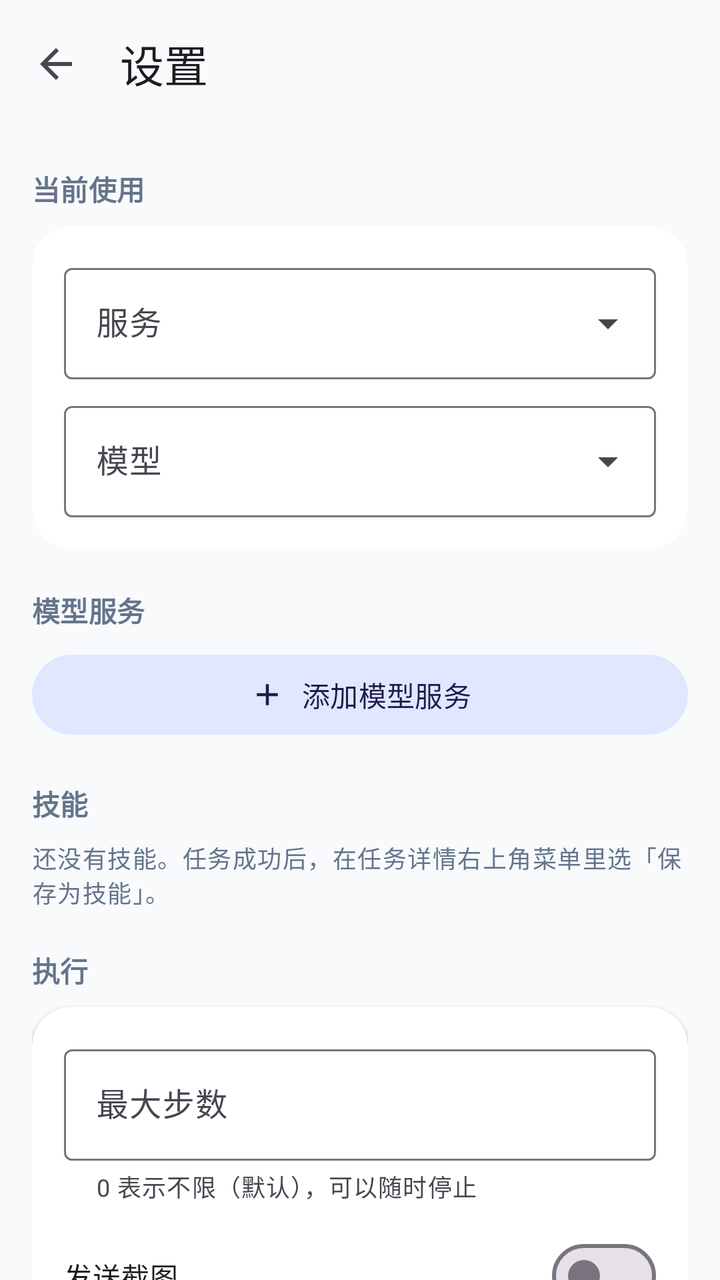
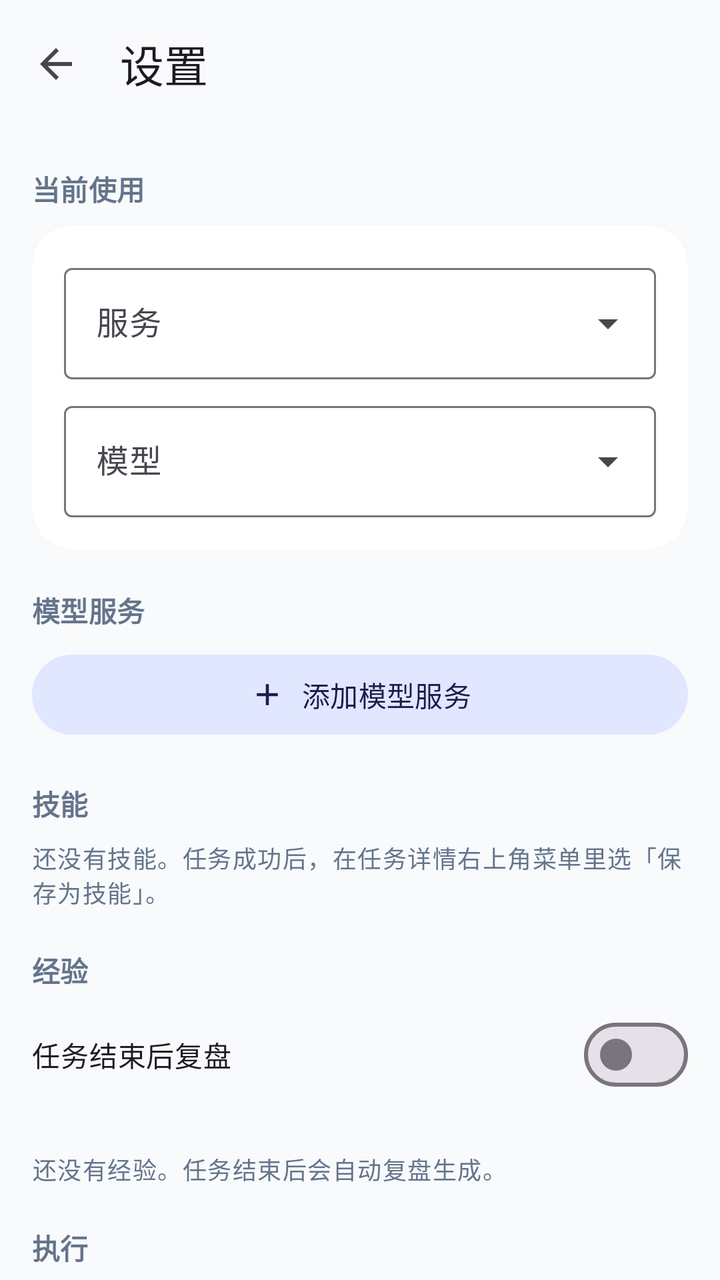

Two renders of the same Android screen: before a commit and after it. Below are the layout's source before the change and the commit's diff.
<!-- AndroidManifest.xml: application theme Theme.Artemis -->
<!-- res/layout/activity_settings.xml -->
<?xml version="1.0" encoding="utf-8"?>
<LinearLayout xmlns:android="http://schemas.android.com/apk/res/android"
    xmlns:app="http://schemas.android.com/apk/res-auto"
    android:layout_width="match_parent"
    android:layout_height="match_parent"
    android:background="@color/surface"
    android:fitsSystemWindows="true"
    android:orientation="vertical">

    <com.google.android.material.appbar.MaterialToolbar
        android:id="@+id/toolbar"
        android:layout_width="match_parent"
        android:layout_height="?attr/actionBarSize"
        app:navigationIcon="@drawable/ic_back"
        app:title="@string/settings_title" />

    <androidx.core.widget.NestedScrollView
        android:layout_width="match_parent"
        android:layout_height="match_parent">

        <LinearLayout
            android:layout_width="match_parent"
            android:layout_height="wrap_content"
            android:orientation="vertical"
            android:paddingHorizontal="16dp"
            android:paddingBottom="24dp">

            <TextView
                style="@style/SettingsSection"
                android:text="@string/section_active_model" />

            <com.google.android.material.card.MaterialCardView
                android:layout_width="match_parent"
                android:layout_height="wrap_content">

                <LinearLayout
                    android:layout_width="match_parent"
                    android:layout_height="wrap_content"
                    android:orientation="vertical"
                    android:padding="16dp">

                    <com.google.android.material.textfield.TextInputLayout
                        style="@style/Widget.Material3.TextInputLayout.OutlinedBox.ExposedDropdownMenu"
                        android:layout_width="match_parent"
                        android:layout_height="wrap_content"
                        android:hint="@string/label_provider">

                        <com.google.android.material.textfield.MaterialAutoCompleteTextView
                            android:id="@+id/active_provider"
                            android:layout_width="match_parent"
                            android:layout_height="wrap_content"
                            android:inputType="none" />
                    </com.google.android.material.textfield.TextInputLayout>

                    <com.google.android.material.textfield.TextInputLayout
                        style="@style/Widget.Material3.TextInputLayout.OutlinedBox.ExposedDropdownMenu"
                        android:layout_width="match_parent"
                        android:layout_height="wrap_content"
                        android:layout_marginTop="8dp"
                        android:hint="@string/label_model">

                        <com.google.android.material.textfield.MaterialAutoCompleteTextView
                            android:id="@+id/active_model"
                            android:layout_width="match_parent"
                            android:layout_height="wrap_content"
                            android:inputType="none" />
                    </com.google.android.material.textfield.TextInputLayout>
                </LinearLayout>
            </com.google.android.material.card.MaterialCardView>

            <TextView
                style="@style/SettingsSection"
                android:text="@string/section_models" />

            <LinearLayout
                android:id="@+id/providers"
                android:layout_width="match_parent"
                android:layout_height="wrap_content"
                android:orientation="vertical" />

            <com.google.android.material.button.MaterialButton
                android:id="@+id/add_provider"
                style="@style/Widget.Material3.Button.TonalButton"
                android:layout_width="match_parent"
                android:layout_height="wrap_content"
                android:text="@string/add_provider"
                app:icon="@drawable/ic_add"
                app:iconGravity="textStart" />

            <TextView
                style="@style/SettingsSection"
                android:text="@string/section_skills" />

            <LinearLayout
                android:id="@+id/skills"
                android:layout_width="match_parent"
                android:layout_height="wrap_content"
                android:orientation="vertical" />

            <TextView
                android:id="@+id/skills_empty"
                android:layout_width="match_parent"
                android:layout_height="wrap_content"
                android:text="@string/skills_empty"
                android:textAppearance="@style/TextAppearance.Artemis.Caption" />

            <TextView
                style="@style/SettingsSection"
                android:text="@string/section_run" />

            <com.google.android.material.card.MaterialCardView
                android:layout_width="match_parent"
                android:layout_height="wrap_content">

                <LinearLayout
                    android:layout_width="match_parent"
                    android:layout_height="wrap_content"
                    android:orientation="vertical"
                    android:padding="16dp">

                    <com.google.android.material.textfield.TextInputLayout
                        android:id="@+id/max_steps_layout"
                        style="@style/Widget.Material3.TextInputLayout.OutlinedBox"
                        android:layout_width="match_parent"
                        android:layout_height="wrap_content"
                        android:hint="@string/max_steps"
                        app:helperText="@string/max_steps_hint">

                        <com.google.android.material.textfield.TextInputEditText
                            android:id="@+id/max_steps"
                            android:layout_width="match_parent"
                            android:layout_height="wrap_content"
                            android:inputType="number"
                            android:maxLength="4" />
                    </com.google.android.material.textfield.TextInputLayout>

                    <com.google.android.material.materialswitch.MaterialSwitch
                        android:id="@+id/switch_screenshot"
                        android:layout_width="match_parent"
                        android:layout_height="wrap_content"
                        android:layout_marginTop="12dp"
                        android:text="@string/setting_screenshot" />

                    <TextView
                        android:layout_width="match_parent"
                        android:layout_height="wrap_content"
                        android:text="@string/setting_screenshot_hint"
                        android:textAppearance="@style/TextAppearance.Artemis.Caption" />

                    <com.google.android.material.materialswitch.MaterialSwitch
                        android:id="@+id/switch_bubble"
                        android:layout_width="match_parent"
                        android:layout_height="wrap_content"
                        android:layout_marginTop="12dp"
                        android:text="@string/setting_bubble" />

                    <TextView
                        android:layout_width="match_parent"
                        android:layout_height="wrap_content"
                        android:text="@string/setting_bubble_hint"
                        android:textAppearance="@style/TextAppearance.Artemis.Caption" />

                    <com.google.android.material.materialswitch.MaterialSwitch
                        android:id="@+id/switch_voice"
                        android:layout_width="match_parent"
                        android:layout_height="wrap_content"
                        android:layout_marginTop="12dp"
                        android:text="@string/setting_voice" />

                    <TextView
                        android:layout_width="match_parent"
                        android:layout_height="wrap_content"
                        android:text="@string/setting_voice_hint"
                        android:textAppearance="@style/TextAppearance.Artemis.Caption" />
                </LinearLayout>
            </com.google.android.material.card.MaterialCardView>

            <TextView
                style="@style/SettingsSection"
                android:text="@string/section_language" />

            <com.google.android.material.textfield.TextInputLayout
                style="@style/Widget.Material3.TextInputLayout.OutlinedBox.ExposedDropdownMenu"
                android:layout_width="match_parent"
                android:layout_height="wrap_content">

                <com.google.android.material.textfield.MaterialAutoCompleteTextView
                    android:id="@+id/language"
                    android:layout_width="match_parent"
                    android:layout_height="wrap_content"
                    android:inputType="none" />
            </com.google.android.material.textfield.TextInputLayout>

            <TextView
                style="@style/SettingsSection"
                android:text="@string/section_mcp" />

            <com.google.android.material.card.MaterialCardView
                android:layout_width="match_parent"
                android:layout_height="wrap_content">

                <LinearLayout
                    android:layout_width="match_parent"
                    android:layout_height="wrap_content"
                    android:orientation="vertical"
                    android:padding="16dp">

                    <com.google.android.material.materialswitch.MaterialSwitch
                        android:id="@+id/switch_mcp"
                        android:layout_width="match_parent"
                        android:layout_height="wrap_content"
                        android:text="@string/setting_mcp" />

                    <TextView
                        android:id="@+id/mcp_hint"
                        android:layout_width="match_parent"
                        android:layout_height="wrap_content"
                        android:textAppearance="@style/TextAppearance.Artemis.Caption" />

                    <LinearLayout
                        android:id="@+id/mcp_details"
                        android:layout_width="match_parent"
                        android:layout_height="wrap_content"
                        android:orientation="vertical">

                        <com.google.android.material.materialswitch.MaterialSwitch
                            android:id="@+id/switch_mcp_lan"
                            android:layout_width="match_parent"
                            android:layout_height="wrap_content"
                            android:layout_marginTop="12dp"
                            android:text="@string/setting_mcp_lan" />

                        <TextView
                            android:layout_width="match_parent"
                            android:layout_height="wrap_content"
                            android:text="@string/setting_mcp_lan_hint"
                            android:textAppearance="@style/TextAppearance.Artemis.Caption" />

                        <TextView
                            android:id="@+id/mcp_address"
                            android:layout_width="match_parent"
                            android:layout_height="wrap_content"
                            android:layout_marginTop="12dp"
                            android:fontFamily="monospace"
                            android:textAppearance="?attr/textAppearanceBodySmall"
                            android:textColor="@color/text_primary"
                            android:textIsSelectable="true" />

                        <TextView
                            android:id="@+id/mcp_error"
                            android:layout_width="match_parent"
                            android:layout_height="wrap_content"
                            android:layout_marginTop="4dp"
                            android:textAppearance="?attr/textAppearanceBodySmall"
                            android:textColor="@color/danger"
                            android:visibility="gone" />

                        <LinearLayout
                            android:layout_width="match_parent"
                            android:layout_height="wrap_content"
                            android:layout_marginTop="8dp"
                            android:gravity="center_vertical"
                            android:orientation="horizontal">

                            <TextView
                                android:layout_width="0dp"
                                android:layout_height="wrap_content"
                                android:layout_weight="1"
                                android:text="@string/mcp_token"
                                android:textAppearance="?attr/textAppearanceBodyLarge"
                                android:textColor="@color/text_primary" />

                            <com.google.android.material.button.MaterialButton
                                android:id="@+id/mcp_copy_token"
                                style="@style/Widget.Material3.Button.TextButton"
                                android:layout_width="wrap_content"
                                android:layout_height="wrap_content"
                                android:text="@string/mcp_copy_token" />

                            <com.google.android.material.button.MaterialButton
                                android:id="@+id/mcp_regenerate"
                                style="@style/Widget.Material3.Button.TextButton"
                                android:layout_width="wrap_content"
                                android:layout_height="wrap_content"
                                android:text="@string/mcp_regenerate" />
                        </LinearLayout>

                        <com.google.android.material.button.MaterialButton
                            android:id="@+id/mcp_copy_command"
                            style="@style/Widget.Material3.Button.TonalButton"
                            android:layout_width="match_parent"
                            android:layout_height="wrap_content"
                            android:layout_marginTop="4dp"
                            android:text="@string/mcp_copy_command" />
                    </LinearLayout>
                </LinearLayout>
            </com.google.android.material.card.MaterialCardView>

            <TextView
                style="@style/SettingsSection"
                android:text="@string/section_permissions" />

            <com.google.android.material.card.MaterialCardView
                android:id="@+id/a11y_row"
                android:layout_width="match_parent"
                android:layout_height="wrap_content"
                android:clickable="true"
                android:focusable="true">

                <LinearLayout
                    android:layout_width="match_parent"
                    android:layout_height="wrap_content"
                    android:gravity="center_vertical"
                    android:orientation="horizontal"
                    android:padding="16dp">

                    <TextView
                        android:layout_width="0dp"
                        android:layout_height="wrap_content"
                        android:layout_weight="1"
                        android:text="@string/perm_a11y"
                        android:textAppearance="?attr/textAppearanceBodyLarge"
                        android:textColor="@color/text_primary" />

                    <TextView
                        android:id="@+id/a11y_state"
                        android:layout_width="wrap_content"
                        android:layout_height="wrap_content"
                        android:textAppearance="?attr/textAppearanceLabelLarge" />

                    <ImageView
                        android:layout_width="20dp"
                        android:layout_height="20dp"
                        android:layout_marginStart="8dp"
                        android:importantForAccessibility="no"
                        android:src="@drawable/ic_chevron"
                        app:tint="@color/text_secondary" />
                </LinearLayout>
            </com.google.android.material.card.MaterialCardView>

            <TextView
                style="@style/SettingsSection"
                android:text="@string/section_data" />

            <com.google.android.material.button.MaterialButton
                android:id="@+id/clear_history"
                style="@style/Widget.Material3.Button.OutlinedButton"
                android:layout_width="match_parent"
                android:layout_height="wrap_content"
                android:text="@string/clear_history"
                android:textColor="@color/danger"
                app:icon="@drawable/ic_delete"
                app:iconGravity="textStart"
                app:iconTint="@color/danger" />
        </LinearLayout>
    </androidx.core.widget.NestedScrollView>
</LinearLayout>
<!-- resources referenced by this layout -->
<resources>
  <color name="danger">#DC2626</color>
  <color name="surface">#F8FAFC</color>
  <color name="text_primary">#0F172A</color>
  <color name="text_secondary">#64748B</color>
  <!-- drawable ic_add (drawable) -->
  <vector xmlns:android="http://schemas.android.com/apk/res/android"
      android:width="24dp" android:height="24dp" android:viewportWidth="24" android:viewportHeight="24" android:tint="?attr/colorControlNormal">
      <path android:fillColor="#FF000000" android:pathData="M19,13h-6v6h-2v-6H5v-2h6V5h2v6h6v2z"/>
  </vector>
  <!-- drawable ic_chevron (drawable) -->
  <vector xmlns:android="http://schemas.android.com/apk/res/android"
      android:width="24dp" android:height="24dp" android:viewportWidth="24" android:viewportHeight="24" android:tint="?attr/colorControlNormal">
      <path android:fillColor="#FF000000" android:pathData="M10,6L8.59,7.41 13.17,12l-4.58,4.59L10,18l6,-6z"/>
  </vector>
  <string name="add_provider">添加模型服务</string>
  <string name="clear_history">清空任务记录</string>
  <string name="label_model">模型</string>
  <string name="label_provider">服务</string>
  <string name="max_steps">最大步数</string>
  <string name="max_steps_hint">0 表示不限（默认），可以随时停止</string>
  <string name="mcp_copy_command">复制 Claude Code 接入命令</string>
  <string name="mcp_copy_token">复制令牌</string>
  <string name="mcp_regenerate">重新生成</string>
  <string name="mcp_token">访问令牌</string>
  <string name="perm_a11y">无障碍服务</string>
  <string name="section_active_model">当前使用</string>
  <string name="section_data">数据</string>
  <string name="section_language">语言</string>
  <string name="section_mcp">MCP 服务</string>
  <string name="section_models">模型服务</string>
  <string name="section_permissions">权限</string>
  <string name="section_run">执行</string>
  <string name="section_skills">技能</string>
  <string name="setting_bubble">悬浮球</string>
  <string name="setting_bubble_hint">在任意界面显示进度、停止任务、发起新任务</string>
  <string name="setting_mcp">开启 MCP 服务</string>
  <string name="setting_mcp_lan">允许局域网访问</string>
  <string name="setting_mcp_lan_hint">关闭时只监听本机，电脑要先用 adb forward 连接。打开后同一网络里的设备可以直接连接，但走的是明文 HTTP。</string>
  <string name="setting_screenshot">发送截图</string>
  <string name="setting_screenshot_hint">关闭后只发送界面元素列表（模型不支持图片时使用）</string>
  <string name="setting_voice">语音唤醒</string>
  <string name="setting_voice_hint">说“你好阿特”唤醒，然后说出任务。识别在手机上离线完成，开启后麦克风常开。</string>
  <string name="settings_title">设置</string>
  <string name="skills_empty">还没有技能。任务成功后，在任务详情右上角菜单里选「保存为技能」。</string>
  <style name="SettingsSection">
          <item name="android:layout_width">wrap_content</item>
          <item name="android:layout_height">wrap_content</item>
          <item name="android:layout_marginTop">20dp</item>
          <item name="android:layout_marginBottom">8dp</item>
          <item name="android:textAppearance">@style/TextAppearance.Artemis.Section</item>
      </style>
  <style name="TextAppearance.Artemis.Caption" parent="TextAppearance.Material3.LabelMedium">
          <item name="android:textColor">@color/text_secondary</item>
      </style>
  <style name="TextAppearance.Artemis.Section" parent="TextAppearance.Material3.TitleSmall">
          <item name="android:textColor">@color/text_secondary</item>
          <item name="android:textStyle">bold</item>
      </style>
  <color name="brand">#4F46E5</color>
  <color name="brand_container">#E0E7FF</color>
  <color name="on_brand_container">#1E1B4B</color>
  <color name="surface_card">#FFFFFF</color>
  <color name="outline">#E2E8F0</color>
  <style name="Widget.Artemis.Card" parent="Widget.Material3.CardView.Elevated">
          <item name="cardBackgroundColor">@color/surface_card</item>
          <item name="cardCornerRadius">20dp</item>
          <item name="cardElevation">1dp</item>
      </style>
  <!-- unchanged entries left out for length: 3 -->
</resources>

<!-- the commit's change to res/layout/activity_settings.xml (unified diff, before → after) -->
@@ -102,6 +102,36 @@
                 android:layout_width="match_parent"
                 android:layout_height="wrap_content"
                 android:text="@string/skills_empty"
+                android:textAppearance="@style/TextAppearance.Artemis.Caption" />
+
+            <TextView
+                style="@style/SettingsSection"
+                android:text="@string/section_lessons" />
+
+            <com.google.android.material.materialswitch.MaterialSwitch
+                android:id="@+id/switch_reflect"
+                android:layout_width="match_parent"
+                android:layout_height="wrap_content"
+                android:text="@string/setting_reflect" />
+
+            <TextView
+                android:id="@+id/reflect_hint"
+                android:layout_width="match_parent"
+                android:layout_height="wrap_content"
+                android:layout_marginBottom="8dp"
+                android:textAppearance="@style/TextAppearance.Artemis.Caption" />
+
+            <LinearLayout
+                android:id="@+id/lessons"
+                android:layout_width="match_parent"
+                android:layout_height="wrap_content"
+                android:orientation="vertical" />
+
+            <TextView
+                android:id="@+id/lessons_empty"
+                android:layout_width="match_parent"
+                android:layout_height="wrap_content"
+                android:text="@string/lessons_empty"
                 android:textAppearance="@style/TextAppearance.Artemis.Caption" />
 
             <TextView
<!-- resource entries referenced after the edit -->
@@ -18,6 +18,7 @@
   <string name="clear_history">清空任务记录</string>
   <string name="label_model">模型</string>
   <string name="label_provider">服务</string>
+  <string name="lessons_empty">还没有经验。任务结束后会自动复盘生成。</string>
   <string name="max_steps">最大步数</string>
   <string name="max_steps_hint">0 表示不限（默认），可以随时停止</string>
   <string name="mcp_copy_command">复制 Claude Code 接入命令</string>
@@ -28,6 +29,7 @@
   <string name="section_active_model">当前使用</string>
   <string name="section_data">数据</string>
   <string name="section_language">语言</string>
+  <string name="section_lessons">经验</string>
   <string name="section_mcp">MCP 服务</string>
   <string name="section_models">模型服务</string>
   <string name="section_permissions">权限</string>
@@ -38,6 +40,7 @@
   <string name="setting_mcp">开启 MCP 服务</string>
   <string name="setting_mcp_lan">允许局域网访问</string>
   <string name="setting_mcp_lan_hint">关闭时只监听本机，电脑要先用 adb forward 连接。打开后同一网络里的设备可以直接连接，但走的是明文 HTTP。</string>
+  <string name="setting_reflect">任务结束后复盘</string>
   <string name="setting_screenshot">发送截图</string>
   <string name="setting_screenshot_hint">关闭后只发送界面元素列表（模型不支持图片时使用）</string>
   <string name="setting_voice">语音唤醒</string>
